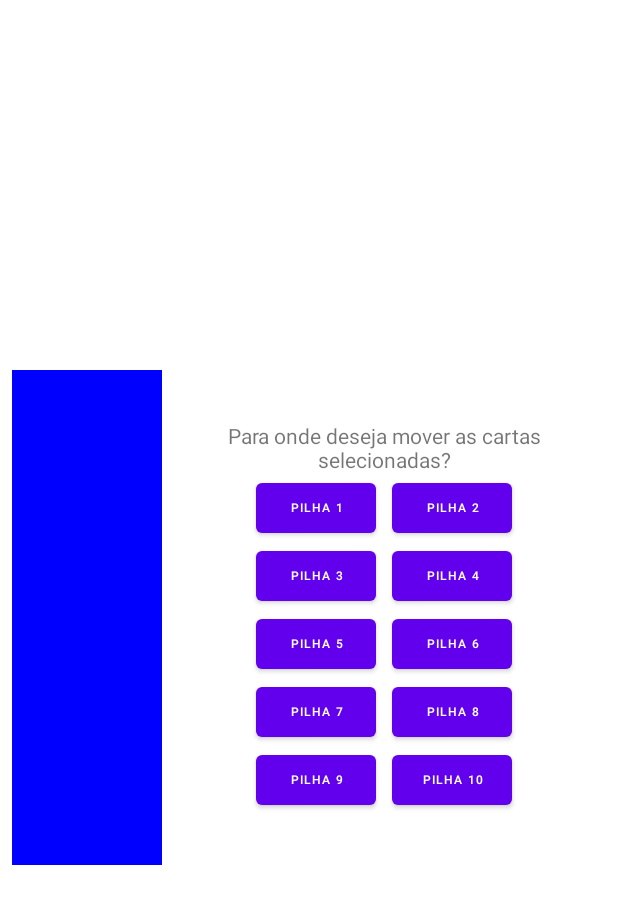
After one commit to allan-bismarck/Paciencia-Spider, an Android app: the layout move_cards_dialog.xml on its own in the app's theme, with its tools: preview values and no code run, on a phone screen of 412 x 824 dp. The commit adds this screen. Shown: the top 904 px of the screen. Run offline under Robolectric (Android 15) with nearby library versions, the phone set to English and light mode, and no system bars.

Commit message:
remove drag and create dialog move

```diff
--- a/app/src/main/java/com/example/paciencia_spider/GameActivity.kt
+++ b/app/src/main/java/com/example/paciencia_spider/GameActivity.kt
@@ -59,14 +59,14 @@ class GameActivity : AppCompatActivity() {
     }
 
 
-    fun loadFragment(fragment: Fragment) {
+    private fun loadFragment(fragment: Fragment) {
         val fragmentLoad = supportFragmentManager.beginTransaction()
         fragmentLoad.replace(R.id.frameFragment, fragment)
         fragment.arguments = b
         fragmentLoad.commit()
     }
 
-    fun reloadFragment(fragment: Fragment) {
+    private fun reloadFragment(fragment: Fragment) {
         val fragmentLoad = supportFragmentManager.beginTransaction()
         fragmentLoad.remove(fragment)
         fragmentLoad.commit()
@@ -75,7 +75,7 @@ class GameActivity : AppCompatActivity() {
         loadFragment(gameFragment)
     }
 
-    fun showDialog(type: String, fragment: GameFragment) {
+    private fun showDialog(type: String, fragment: GameFragment) {
         val builder = AlertDialog.Builder(this)
         builder.setTitle("AVISO")
 
--- a/app/src/main/res/layout/fragment_game.xml
+++ b/app/src/main/res/layout/fragment_game.xml
@@ -10,7 +10,7 @@
         android:id="@+id/move"
         android:layout_width="wrap_content"
         android:layout_height="wrap_content"
-        android:elevation="-10dp">
+        android:gravity="center">
 
         <ImageView
             android:id="@+id/move_c1"
--- /dev/null
+++ b/app/src/main/res/layout/move_cards_dialog.xml
@@ -0,0 +1,144 @@
+<?xml version="1.0" encoding="utf-8"?>
+<LinearLayout xmlns:android="http://schemas.android.com/apk/res/android"
+    android:layout_width="wrap_content"
+    android:layout_height="wrap_content"
+    android:padding="8dp"
+    android:orientation="horizontal"
+    android:layout_gravity="center"
+    android:gravity="center">
+
+    <LinearLayout
+        android:layout_width="100dp"
+        android:layout_height="330dp"
+        android:background="@color/blue"
+        android:orientation="vertical">
+    </LinearLayout>
+
+    <LinearLayout
+        android:layout_width="wrap_content"
+        android:layout_height="wrap_content"
+        android:orientation="vertical"
+        android:gravity="center"
+        android:layout_gravity="center_vertical">
+
+        <TextView
+            android:layout_width="wrap_content"
+            android:layout_height="wrap_content"
+            android:textAlignment="center"
+            android:text="Para onde deseja mover as cartas selecionadas?"
+            android:gravity="center_horizontal"/>
+
+        <LinearLayout
+            android:layout_width="wrap_content"
+            android:layout_height="wrap_content"
+            android:orientation="horizontal"
+            android:gravity="center_horizontal">
+            <Button
+                android:id="@+id/btn1"
+                android:layout_width="@dimen/width_btn_move"
+                android:layout_height="@dimen/height_btn_move"
+                android:layout_marginHorizontal="5dp"
+                android:text="Pilha 1"
+                android:textSize="@dimen/text_size_btn_move"/>
+
+            <Button
+                android:id="@+id/btn2"
+                android:layout_width="@dimen/width_btn_move"
+                android:layout_height="@dimen/height_btn_move"
+                android:layout_marginHorizontal="5dp"
+                android:text="Pilha 2"
+                android:textSize="@dimen/text_size_btn_move"/>
+        </LinearLayout>
+
+        <LinearLayout
+            android:layout_width="wrap_content"
+            android:layout_height="wrap_content"
+            android:orientation="horizontal"
+            android:gravity="center_horizontal">
+            <Button
+                android:id="@+id/btn3"
+                android:layout_width="@dimen/width_btn_move"
+                android:layout_height="@dimen/height_btn_move"
+                android:layout_marginHorizontal="5dp"
+                android:text="Pilha 3"
+                android:textSize="@dimen/text_size_btn_move"/>
+
+            <Button
+                android:id="@+id/btn4"
+                android:layout_width="@dimen/width_btn_move"
+                android:layout_height="@dimen/height_btn_move"
+                android:layout_marginHorizontal="5dp"
+                android:text="Pilha 4"
+                android:textSize="@dimen/text_size_btn_move"/>
+        </LinearLayout>
+
+        <LinearLayout
+            android:layout_width="wrap_content"
+            android:layout_height="wrap_content"
+            android:orientation="horizontal"
+            android:gravity="center_horizontal">
+            <Button
+                android:id="@+id/btn5"
+                android:layout_width="@dimen/width_btn_move"
+                android:layout_height="@dimen/height_btn_move"
+                android:layout_marginHorizontal="5dp"
+                android:text="Pilha 5"
+                android:textSize="@dimen/text_size_btn_move"/>
+
+            <Button
+                android:id="@+id/btn6"
+                android:layout_width="@dimen/width_btn_move"
+                android:layout_height="@dimen/height_btn_move"
+                android:layout_marginHorizontal="5dp"
+                android:text="Pilha 6"
+                android:textSize="@dimen/text_size_btn_move"/>
+        </LinearLayout>
+
+        <LinearLayout
+            android:layout_width="wrap_content"
+            android:layout_height="wrap_content"
+            android:orientation="horizontal"
+            android:gravity="center_horizontal">
+            <Button
+                android:id="@+id/btn7"
+                android:layout_width="@dimen/width_btn_move"
+                android:layout_height="@dimen/height_btn_move"
+                android:layout_marginHorizontal="5dp"
+                android:text="Pilha 7"
+                android:textSize="@dimen/text_size_btn_move"/>
+
+            <Button
+                android:id="@+id/btn8"
+                android:layout_width="@dimen/width_btn_move"
+                android:layout_height="@dimen/height_btn_move"
+                android:layout_marginHorizontal="5dp"
+                android:text="Pilha 8"
+                android:textSize="@dimen/text_size_btn_move"/>
+        </LinearLayout>
+
+        <LinearLayout
+            android:layout_width="wrap_content"
+            android:layout_height="wrap_content"
+            android:orientation="horizontal"
+            android:gravity="center_horizontal">
+            <Button
+                android:id="@+id/btn9"
+                android:layout_width="@dimen/width_btn_move"
+                android:layout_height="@dimen/height_btn_move"
+                android:layout_marginHorizontal="5dp"
+                android:text="Pilha 9"
+                android:textSize="@dimen/text_size_btn_move"/>
+
+            <Button
+                android:id="@+id/btn10"
+                android:layout_width="@dimen/width_btn_move"
+                android:layout_height="@dimen/height_btn_move"
+                android:layout_marginHorizontal="5dp"
+                android:text="Pilha 10"
+                android:textSize="@dimen/text_size_btn_move"/>
+        </LinearLayout>
+
+
+    </LinearLayout>
+
+</LinearLayout>
--- a/app/src/main/res/values/dimens.xml
+++ b/app/src/main/res/values/dimens.xml
@@ -16,4 +16,7 @@
     <dimen name="space_cards_thirteen">180dp</dimen>
     <dimen name="width_cards_play">54dp</dimen>
     <dimen name="height_cards_play">75dp</dimen>
+    <dimen name="text_size_btn_move">8sp</dimen>
+    <dimen name="width_btn_move">80dp</dimen>
+    <dimen name="height_btn_move">45dp</dimen>
 </resources>
```
Also changed, not shown: app/src/main/java/com/example/paciencia_spider/GameFragment.kt (+31 -91 lines).
